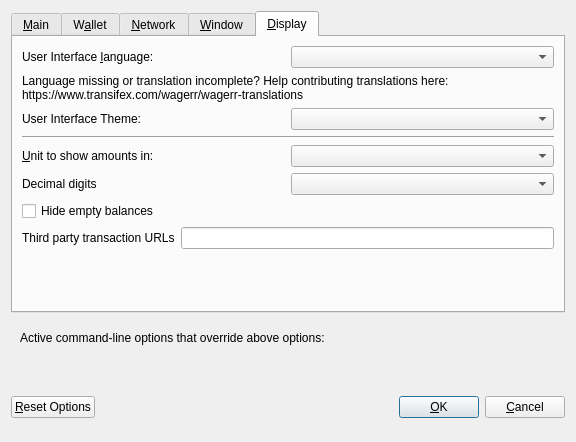
First picture: the form in src/qt/forms/optionsdialog.ui, repository wagerr/wagerr, before the edit.
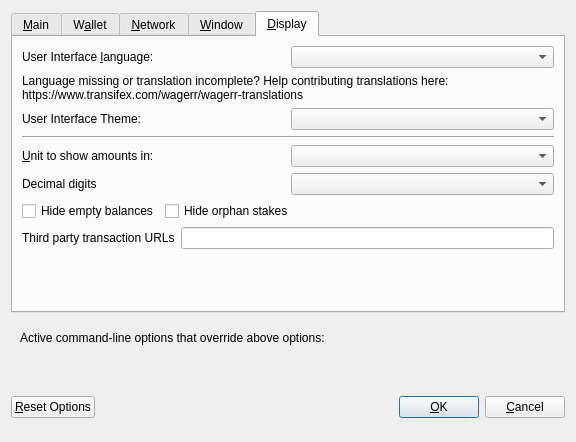
Second picture: the form after the edit. The open tabs and pages were chosen to show the change. Custom widgets are drawn as their Qt base class.

Commit message: Add option to hide orphans in overview and txlist

Diff of the .ui file:
```diff
--- a/src/qt/forms/optionsdialog.ui
+++ b/src/qt/forms/optionsdialog.ui
@@ -521,7 +521,7 @@
         </widget>
        </item>
        <item>
-        <layout class="QHBoxLayout" name="horizontalLayout_4_Display" stretch="0,0">
+        <layout class="QHBoxLayout" name="horizontalLayout_2_Display" stretch="0,0">
          <item>
           <widget class="QLabel" name="themeLabel">
            <property name="text">
@@ -542,7 +542,7 @@
         </widget>
        </item>
        <item>
-        <layout class="QHBoxLayout" name="horizontalLayout_2_Display">
+        <layout class="QHBoxLayout" name="horizontalLayout_3_Display">
          <item>
           <widget class="QLabel" name="unitLabel">
            <property name="text">
@@ -566,7 +566,7 @@
         </layout>
        </item>
        <item>
-        <layout class="QHBoxLayout" name="horizontalLayout_5_Display">
+        <layout class="QHBoxLayout" name="horizontalLayout_4_Display">
          <item>
           <widget class="QLabel" name="digitsLabel">
            <property name="text">
@@ -580,6 +580,8 @@
         </layout>
        </item>
        <item>
+        <layout class="QHBoxLayout" name="horizontalLayout_5_Display">
+         <item>
         <widget class="QCheckBox" name="checkBoxHideZeroBalances">
          <property name="toolTip">
           <string>Hide empty balances</string>
@@ -593,7 +595,32 @@
         </widget>
        </item>
        <item>
-        <layout class="QHBoxLayout" name="horizontalLayout_3_Display">
+          <widget class="QCheckBox" name="checkBoxHideOrphans">
+           <property name="toolTip">
+            <string>Hide orphan stakes in transaction lists</string>
+           </property>
+           <property name="text">
+            <string>Hide orphan stakes</string>
+           </property>
+          </widget>
+         </item>
+         <item>
+          <spacer name="horizontalSpacer">
+           <property name="orientation">
+            <enum>Qt::Horizontal</enum>
+           </property>
+           <property name="sizeHint" stdset="0">
+            <size>
+             <width>40</width>
+             <height>20</height>
+            </size>
+           </property>
+          </spacer>
+         </item>
+        </layout>
+       </item>
+       <item>
+        <layout class="QHBoxLayout" name="horizontalLayout_6_Display">
          <item>
           <widget class="QLabel" name="thirdPartyTxUrlsLabel">
            <property name="toolTip">
```
Left out of the diff: 2 changed lines with no effect on the pictures. Lines whose indentation alone changed are shown as unchanged. The commit also changes 9 other files.
